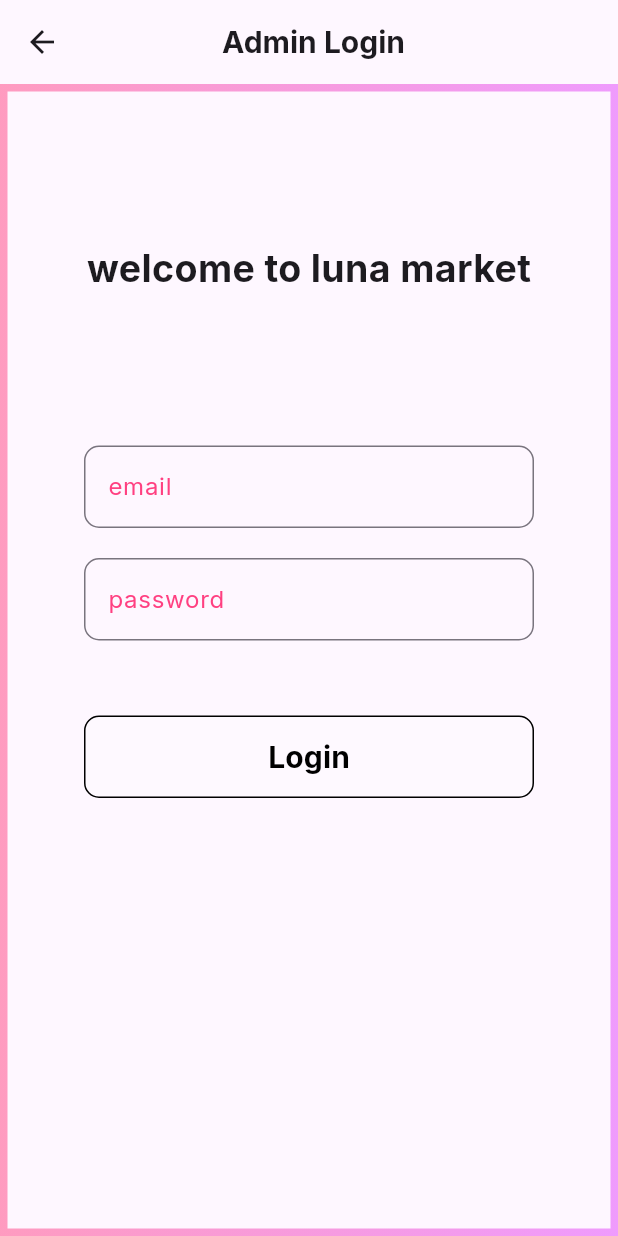
After one commit to AmanYize24/luna_market, a Flutter app: the AdminLogin screen opened directly, after a tap on "Login", on a phone screen of 412 x 824 dp. The commit adds this screen. Run offline on Flutter 3.47's test engine with Material 3 defaults, Android fonts, the phone set to English and light mode, and no system bars; our stand-ins replace carousel_slider, cloud_firestore, file_picker, firebase_auth, firebase_core, firebase_storage and 2 more; accounts and stored records are empty; network calls fail.

Commit message:
second commit

```diff
--- /dev/null
+++ b/lib/admin/admin_auth.dart
@@ -0,0 +1,43 @@
+import 'package:cloud_firestore/cloud_firestore.dart';
+import 'package:flutter/material.dart';
+import 'package:luna_market/admin/screens/admin_home.dart';
+
+CollectionReference adminRef = FirebaseFirestore.instance.collection('admin');
+
+Future<void> getAdmin(
+    {required String emailIn,
+    required String passwordIn,
+    required context}) async {
+  String email = '';
+  String password = '';
+  try {
+    await adminRef.get().then((QuerySnapshot querySnapshot) {
+      for (int i = 0; i < querySnapshot.docs.length; i++) {
+        email = querySnapshot.docs[i]['email'];
+        password = querySnapshot.docs[i]['password'];
+        if (emailIn == email && passwordIn == password) {
+          Navigator.of(context).push(MaterialPageRoute(
+            builder: (context) => const AdminHome(),
+          ));
+        } else {
+          showDialog(
+              context: context,
+              builder: (context) => AlertDialog(
+                    title: const Text('account is not correct'),
+                    content: const Text('please try again'),
+                    actions: [
+                      TextButton(
+                          onPressed: () {
+                            Navigator.of(context).pop();
+                          },
+                          child: const Text('Ok'))
+                    ],
+                  ));
+        }
+      }
+    });
+  } on FirebaseException catch (e) {
+  } catch (e) {
+    print(e);
+  }
+}
--- /dev/null
+++ b/lib/admin/screens/admin_login.dart
@@ -0,0 +1,128 @@
+import 'package:flutter/material.dart';
+import 'package:google_fonts/google_fonts.dart';
+import 'package:gradient_borders/box_borders/gradient_box_border.dart';
+import 'package:luna_market/admin/admin_auth.dart';
+import 'package:luna_market/widgets/box.dart';
+
+class AdminLogin extends StatefulWidget {
+  const AdminLogin({super.key});
+
+  @override
+  State<AdminLogin> createState() => _AdminLoginState();
+}
+
+class _AdminLoginState extends State<AdminLogin> {
+  final TextEditingController _emailController = TextEditingController();
+  final TextEditingController _passwordController = TextEditingController();
+  bool _loading = false;
+  @override
+  Widget build(BuildContext context) {
+    return Scaffold(
+      appBar: AppBar(
+        title: Center(
+          child: Text(
+              style:
+                  GoogleFonts.inter(fontSize: 20, fontWeight: FontWeight.bold),
+              'Admin Login'),
+        ),
+        actions: [box(50, 0)],
+      ),
+      body: Container(
+        width: double.infinity,
+        height: double.infinity,
+        decoration: BoxDecoration(
+            border: GradientBoxBorder(
+                width: 5,
+                gradient: LinearGradient(colors: [
+                  Colors.pinkAccent.withOpacity(0.5),
+                  Colors.purpleAccent.withOpacity(0.5)
+                ]))),
+        child: ListView(
+          children: [
+            box(0, 100),
+            Align(
+                alignment: Alignment.center,
+                child: Text(
+                    style: GoogleFonts.inter(
+                      fontSize: 25,
+                      fontWeight: FontWeight.w700,
+                    ),
+                    'welcome to luna market')),
+            box(0, 100),
+            Align(
+              alignment: Alignment.center,
+              child: SizedBox(
+                  width: 300,
+                  height: 55,
+                  child: TextField(
+                    controller: _emailController,
+                    decoration: InputDecoration(
+                        hintText: 'email',
+                        hintStyle: GoogleFonts.inter(color: Colors.pinkAccent),
+                        border: OutlineInputBorder(
+                            borderRadius: BorderRadius.circular(10)),
+                        fillColor: Colors.white),
+                  )),
+            ),
+            box(0, 20),
+            Align(
+              alignment: Alignment.center,
+              child: SizedBox(
+                  width: 300,
+                  height: 55,
+                  child: TextField(
+                    obscureText: true,
+                    controller: _passwordController,
+                    decoration: InputDecoration(
+                        hintText: 'password',
+                        hintStyle: GoogleFonts.inter(color: Colors.pinkAccent),
+                        border: OutlineInputBorder(
+                            borderRadius: BorderRadius.circular(10)),
+                        fillColor: Colors.white),
+                  )),
+            ),
+            box(0, 50),
+            Align(
+              alignment: Alignment.center,
+              child: SizedBox(
+                width: 300,
+                height: 55,
+                child: TextButton(
+                  style: TextButton.styleFrom(
+                    backgroundColor: Colors.white.withOpacity(0.3),
+                    shape: RoundedRectangleBorder(
+                      borderRadius: BorderRadius.circular(10),
+                      side: const BorderSide(color: Colors.black),
+                    ),
+                  ),
+                  onPressed: () async {
+                    setState(() {
+                      _loading = true;
+                    });
+                    await getAdmin(
+                        context: context,
+                        emailIn: _emailController.text,
+                        passwordIn: _passwordController.text);
+                    setState(() {
+                      _loading = false;
+                    });
+                  },
+                  child: _loading
+                      ? const Center(
+                          child: CircularProgressIndicator(),
+                        )
+                      : Text(
+                          style: GoogleFonts.inter(
+                              color: Colors.black,
+                              fontWeight: FontWeight.bold,
+                              fontSize: 20),
+                          'Login'),
+                ),
+              ),
+            )
+          ],
+        ),
+      ),
+    );
+  }
+}
--- a/lib/functions/cloud_firestore_functions.dart
+++ b/lib/functions/cloud_firestore_functions.dart
@@ -13,13 +13,16 @@ Future<void> addToCart(
         .collection('user')
         .get()
         .then((QuerySnapshot querySnapshot) {
-      querySnapshot.docs.forEach((doc) {
-        if (doc['email'] == FirebaseAuth.instance.currentUser!.email) {
-          _userRef.doc(doc.reference.path.split('/')[1]).update({
+      for (int i = 0; i < querySnapshot.docs.length; i++) {
+        if (querySnapshot.docs[i]['email'] ==
+            FirebaseAuth.instance.currentUser!.email) {
+          _userRef
+              .doc(querySnapshot.docs[i].reference.path.split('/')[1])
+              .update({
             'cart': FieldValue.arrayUnion([cartData])
           });
         }
-      });
+      }
     });
     showDialog(
         context: context,
@@ -59,10 +62,13 @@ class CartProvider extends ChangeNotifier {
         .collection('user')
         .get()
         .then((QuerySnapshot value) {
-      value.docs.forEach((doc) {
-        if (doc['email'] == FirebaseAuth.instance.currentUser!.email) {
+      for (int i = 0; i < value.docs.length; i++) {
+        if (value.docs[i]['email'] ==
+            FirebaseAuth.instance.currentUser!.email) {
+          if (value.docs[i]['email'] ==
+              FirebaseAuth.instance.currentUser!.email) {
             try {
-            cartList = List.from(doc['cart']);
+              cartList = List.from(value.docs[i]['cart']);
             } catch (e) {
               showDialog(
                   context: (context),
@@ -79,7 +85,8 @@ class CartProvider extends ChangeNotifier {
                       ));
             }
           }
-      });
+        }
+      }
     });
 
     return cartList;
@@ -92,13 +99,16 @@ Future<void> removeFromCart({required obj, required context}) async {
         .collection('user')
         .get()
         .then((QuerySnapshot querySnapshot) {
-      querySnapshot.docs.forEach((doc) {
-        if (doc['email'] == FirebaseAuth.instance.currentUser!.email) {
-          _userRef.doc(doc.reference.path.split('/')[1]).update({
+      for (int i = 0; i < querySnapshot.docs.length; i++) {
+        if (querySnapshot.docs[i]['email'] ==
+            FirebaseAuth.instance.currentUser!.email) {
+          _userRef
+              .doc(querySnapshot.docs[i].reference.path.split('/')[1])
+              .update({
             'cart': FieldValue.arrayRemove([obj]),
           });
         }
-      });
+      }
     });
   } catch (e) {
     showDialog(
--- a/lib/functions/pickfile.dart
+++ b/lib/functions/pickfile.dart
@@ -16,8 +16,6 @@ Future<PlatformFile> imgPath({required context}) async {
           size: result.files.first.size);
 
       return file;
-    } else {
-      PlatformFile(name: '', bytes: null, size: 0);
     }
   } catch (e) {
     showDialog(
@@ -39,8 +37,9 @@ Future<PlatformFile> imgPath({required context}) async {
 
 Future<String> pickFile({required file, required context}) async {
   final checkoutRef = FirebaseStorage.instance.ref().child('Checkout');
+  print('The path is ${file.path}');
   try {
-    final uploadRef = File(file.path);
+    final uploadRef = File(file.bytes);
 
     try {
       await checkoutRef
--- a/lib/main.dart
+++ b/lib/main.dart
@@ -13,7 +13,8 @@ Future<void> main() async {
 
   await Firebase.initializeApp(options: DefaultFirebaseOptions.currentPlatform);
 
-  runApp(MultiProvider(
+  runApp(
+    MultiProvider(
       providers: [
         ChangeNotifierProvider(create: (context) => WrapperProvider()),
         ChangeNotifierProvider(create: (context) => UserProvider()),
@@ -24,5 +25,6 @@ Future<void> main() async {
         home: Wrapper(),
         debugShowCheckedModeBanner: false,
       ),
-  ));
+    ),
+  );
 }
--- a/lib/screens/home_screen.dart
+++ b/lib/screens/home_screen.dart
@@ -1,12 +1,8 @@
 import 'package:carousel_slider/carousel_slider.dart';
 import 'package:firebase_auth/firebase_auth.dart';
-
 import 'package:luna_market/screens/category.dart';
-
 import 'package:flutter/material.dart';
-
 import 'package:google_fonts/google_fonts.dart';
-
 import 'package:luna_market/functions/home_functions.dart';
 import 'package:luna_market/provider/home_provider.dart';
 import 'package:luna_market/screens/cart.dart';
--- a/pubspec.yaml
+++ b/pubspec.yaml
@@ -48,6 +48,7 @@ dependencies:
   file_picker: ^8.0.0+1
   file: ^7.0.0
   path: ^1.9.0
+  gradient_borders: ^1.0.0
 
 dev_dependencies:
   flutter_test:
```
Also changed, not shown: lib/admin/screens/admin_home.dart (added, +20 -0 lines), lib/functions/add_checkout.dart (+12 -10 lines), lib/screens/checkout.dart (+16 -5 lines), lib/screens/wrapper.dart (+24 -6 lines), pubspec.lock. Lines whose indentation alone changed are shown as unchanged.
